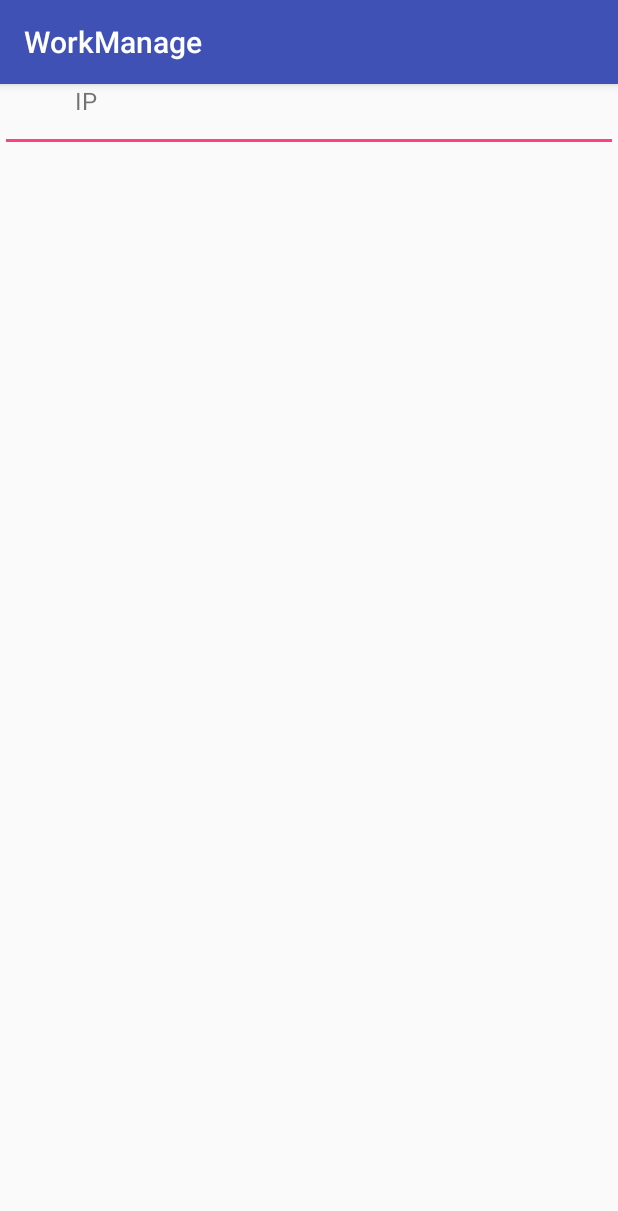
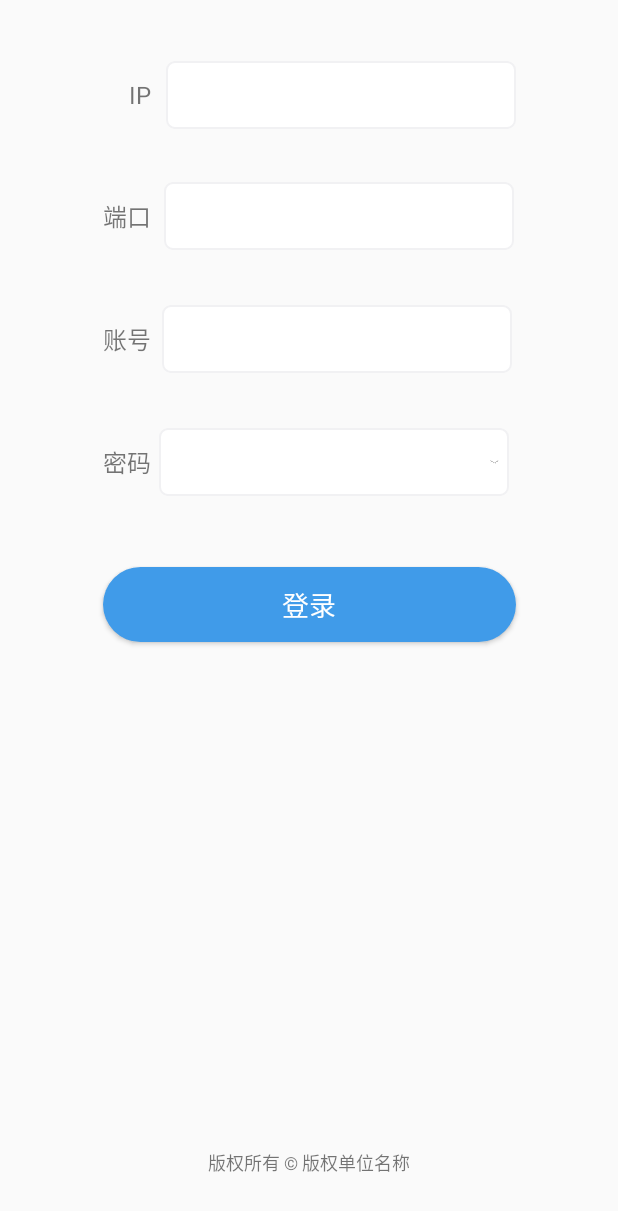
Before and after one commit to 18646331841/WorkManage, an Android app: the LoginActivity screen opened directly, with no data from a screen before it, on a phone screen of 412 x 824 dp. Shown: the top 1211 px of the screen. Run offline under Robolectric (Android 15) with nearby library versions, the phone set to English and light mode, and no system bars; our stand-ins replace EventBus, RxJava.

Commit message:
add loginfragment and layout_toolbar

```diff
--- a/app/src/main/java/com/barisetech/www/workmanage/base/BaseActivity.java
+++ b/app/src/main/java/com/barisetech/www/workmanage/base/BaseActivity.java
@@ -6,7 +6,10 @@ import android.content.ComponentCallbacks;
 import android.content.Context;
 import android.content.Intent;
 import android.content.res.Configuration;
+import android.graphics.Color;
+import android.os.Build;
 import android.os.Bundle;
+import android.support.v7.app.ActionBar;
 import android.support.v7.app.AppCompatActivity;
 import android.util.DisplayMetrics;
 import android.view.View;
@@ -29,6 +32,15 @@ public abstract class BaseActivity extends AppCompatActivity {
         super.onCreate(savedInstanceState);
         mContext = this;
         EventBus.getDefault().register(this);
+        if (Build.VERSION.SDK_INT >= 21) {
+            View decorView = getWindow().getDecorView();
+            int option = View.SYSTEM_UI_FLAG_LAYOUT_FULLSCREEN
+                    | View.SYSTEM_UI_FLAG_LAYOUT_STABLE;
+            decorView.setSystemUiVisibility(option);
+            getWindow().setStatusBarColor(Color.TRANSPARENT);
+        }
+        ActionBar actionBar = getSupportActionBar();
+        actionBar.hide();
 
         initView(savedInstanceState);
     }
--- a/app/src/main/java/com/barisetech/www/workmanage/view/LoginActivity.java
+++ b/app/src/main/java/com/barisetech/www/workmanage/view/LoginActivity.java
@@ -1,15 +1,44 @@
 package com.barisetech.www.workmanage.view;
 
-import android.support.v7.app.AppCompatActivity;
 import android.os.Bundle;
+import android.text.method.HideReturnsTransformationMethod;
+import android.text.method.PasswordTransformationMethod;
+import android.widget.Button;
+import android.widget.EditText;
+import android.widget.ImageView;
 
 import com.barisetech.www.workmanage.R;
+import com.barisetech.www.workmanage.base.BaseActivity;
+import com.barisetech.www.workmanage.bean.MessageEvent;
+import com.barisetech.www.workmanage.utils.FragmentUtil;
+import com.barisetech.www.workmanage.view.fragment.LoginFragment;
 
-public class LoginActivity extends AppCompatActivity {
+public class LoginActivity extends BaseActivity {
+
 
     @Override
-    protected void onCreate(Bundle savedInstanceState) {
-        super.onCreate(savedInstanceState);
-        setContentView(R.layout.activity_login);
+    protected void loadViewLayout() {
+        setContentView(R.layout.fragment_login);
     }
+    @Override
+    protected void bindViews() {
+        FragmentUtil.replaceSupportFragment(this, R.id.container, LoginFragment.class, LoginFragment.TAG, false, false);
+    }
+
+    @Override
+    protected void processLogic(Bundle savedInstanceState) {
+
+    }
+
+    @Override
+    protected void setListener() {
+
+    }
+
+    @Override
+    protected void showActivityOrFragment(MessageEvent messageEvent) {
+
+
+    }
+
 }
--- /dev/null
+++ b/app/src/main/java/com/barisetech/www/workmanage/view/fragment/LoginFragment.java
@@ -0,0 +1,57 @@
+package com.barisetech.www.workmanage.view.fragment;
+
+import android.os.Bundle;
+import android.support.annotation.NonNull;
+import android.support.annotation.Nullable;
+import android.support.v4.app.Fragment;
+import android.text.method.HideReturnsTransformationMethod;
+import android.text.method.PasswordTransformationMethod;
+import android.view.LayoutInflater;
+import android.view.View;
+import android.view.ViewGroup;
+import android.widget.Button;
+import android.widget.EditText;
+import android.widget.ImageView;
+
+import com.barisetech.www.workmanage.R;
+
+public class LoginFragment extends Fragment {
+    public static final String TAG = "LoginFragment";
+    private Button login;
+    private EditText et_ip;
+    private EditText et_port;
+    private EditText et_count;
+    private EditText et_password;
+    private ImageView revealPassword;
+
+
+    @Nullable
+    @Override
+    public View onCreateView(@NonNull LayoutInflater inflater, @Nullable ViewGroup container, @Nullable Bundle savedInstanceState) {
+        View view = inflater.inflate(R.layout.fragment_login,container,false);
+        initView(view);
+        return view;
+    }
+
+    private void initView(View view) {
+        et_ip = view.findViewById(R.id.et_ip);
+        et_port = view.findViewById(R.id.et_port);
+        et_count = view.findViewById(R.id.et_count);
+        et_password = view.findViewById(R.id.et_password);
+        revealPassword = view.findViewById(R.id.revealPassword);
+        revealPassword.setOnClickListener(new View.OnClickListener() {
+            @Override
+            public void onClick(View v) {
+                revealPassword();
+            }
+        });
+
+    }
+
+
+    private void revealPassword() {
+        revealPassword.setActivated(!revealPassword.isActivated());
+        et_password.setTransformationMethod(revealPassword.isActivated() ? HideReturnsTransformationMethod.getInstance() : PasswordTransformationMethod.getInstance());
+        et_password.setSelection(et_password.getText().toString().trim().length());
+    }
+}
--- /dev/null
+++ b/app/src/main/res/anim/backstack_pop_enter.xml
@@ -0,0 +1,5 @@
+<?xml version="1.0" encoding="utf-8"?>
+<translate xmlns:android="http://schemas.android.com/apk/res/android"
+    android:duration="200"
+    android:fromXDelta="-100%"
+    android:toXDelta="0" />
--- /dev/null
+++ b/app/src/main/res/anim/backstack_pop_exit.xml
@@ -0,0 +1,5 @@
+<?xml version="1.0" encoding="utf-8"?>
+<translate xmlns:android="http://schemas.android.com/apk/res/android"
+    android:duration="200"
+    android:fromXDelta="0"
+    android:toXDelta="100%" />
--- /dev/null
+++ b/app/src/main/res/anim/backstack_push_enter.xml
@@ -0,0 +1,5 @@
+<?xml version="1.0" encoding="utf-8"?>
+<translate xmlns:android="http://schemas.android.com/apk/res/android"
+    android:duration="200"
+    android:fromXDelta="100%"
+    android:toXDelta="0" />
--- /dev/null
+++ b/app/src/main/res/anim/backstack_push_exit.xml
@@ -0,0 +1,5 @@
+<?xml version="1.0" encoding="utf-8"?>
+<translate xmlns:android="http://schemas.android.com/apk/res/android"
+    android:duration="200"
+    android:fromXDelta="0"
+    android:toXDelta="-100%" />
--- /dev/null
+++ b/app/src/main/res/drawable/layout_corners.xml
@@ -0,0 +1,7 @@
+<?xml version="1.0" encoding="utf-8"?>
+<shape xmlns:android="http://schemas.android.com/apk/res/android">
+
+    <solid android:color="#FFFFFF" />
+    <corners android:radius="5dp" />
+    <stroke android:width="1dp" android:color="#f1f1f3" />
+</shape>
--- /dev/null
+++ b/app/src/main/res/drawable/reveal_pwd.xml
@@ -0,0 +1,5 @@
+<?xml version="1.0" encoding="utf-8"?>
+<selector xmlns:android="http://schemas.android.com/apk/res/android">
+    <item android:drawable="@drawable/ic_eye_open" android:state_activated="true" />
+    <item android:drawable="@drawable/ic_eye_closed" android:state_activated="false" />
+</selector>
--- /dev/null
+++ b/app/src/main/res/drawable/shane_button_corners.xml
@@ -0,0 +1,13 @@
+<?xml version="1.0" encoding="utf-8"?>
+<shape xmlns:android="http://schemas.android.com/apk/res/android"
+    android:shape="rectangle">
+
+    <solid android:color="#409be9"/>
+    <corners
+        android:bottomLeftRadius="25dp"
+        android:bottomRightRadius="25dp"
+        android:topLeftRadius="25dp"
+        android:topRightRadius="25dp"/>
+
+
+</shape>
--- a/app/src/main/res/layout/activity_login.xml
+++ /dev/null
@@ -1,35 +0,0 @@
-<?xml version="1.0" encoding="utf-8"?>
-<android.support.constraint.ConstraintLayout xmlns:android="http://schemas.android.com/apk/res/android"
-    xmlns:app="http://schemas.android.com/apk/res-auto"
-    xmlns:tools="http://schemas.android.com/tools"
-    android:layout_width="match_parent"
-    android:layout_height="match_parent">
-
-
-
-    <ImageView
-        android:id="@+id/img_logo"
-        android:layout_width="match_parent"
-        android:layout_height="wrap_content"
-        app:layout_constraintTop_toTopOf="parent"
-        app:layout_constraintRight_toRightOf="parent"
-        app:layout_constraintLeft_toRightOf="parent"/>
-
-    <TextView
-        android:id="@+id/tv_ip"
-        android:text="@string/tv_ip"
-        android:textSize="16dp"
-        android:layout_marginLeft="50dp"
-        android:layout_width="wrap_content"
-        android:layout_height="wrap_content"
-        app:layout_constraintLeft_toLeftOf="parent"
-        app:layout_constraintTop_toBottomOf="@id/img_logo"/>
-
-    <EditText
-        android:id="@+id/et_ip"
-        android:layout_width="match_parent"
-        android:layout_height="wrap_content"
-        app:layout_constraintLeft_toRightOf=""/>
-
-
-</android.support.constraint.ConstraintLayout>
--- /dev/null
+++ b/app/src/main/res/layout/fragment_login.xml
@@ -0,0 +1,157 @@
+<?xml version="1.0" encoding="utf-8"?>
+<android.support.constraint.ConstraintLayout xmlns:android="http://schemas.android.com/apk/res/android"
+    xmlns:app="http://schemas.android.com/apk/res-auto"
+    xmlns:tools="http://schemas.android.com/tools"
+    android:layout_width="match_parent"
+    android:layout_height="match_parent">
+
+
+
+    <ImageView
+        android:id="@+id/img_logo"
+        android:layout_width="match_parent"
+        android:layout_height="wrap_content"
+        app:layout_constraintTop_toTopOf="parent"
+        app:layout_constraintRight_toRightOf="parent"
+        app:layout_constraintLeft_toRightOf="parent"/>
+
+    <TextView
+        android:id="@+id/tv_ip"
+        android:text="@string/tv_ip"
+        android:textSize="16sp"
+        android:layout_marginTop="52dp"
+        android:layout_marginLeft="53dp"
+        android:layout_width="wrap_content"
+        android:layout_height="wrap_content"
+        app:layout_constraintRight_toRightOf="@id/tv_port"
+        app:layout_constraintTop_toBottomOf="@id/img_logo"/>
+
+    <EditText
+        android:id="@+id/et_ip"
+        android:layout_width="233dp"
+        android:layout_height="45dp"
+        android:layout_marginLeft="10dp"
+        android:background="@drawable/layout_corners"
+        app:layout_constraintBottom_toBottomOf="@id/tv_ip"
+        app:layout_constraintLeft_toRightOf="@id/tv_ip"
+        app:layout_constraintTop_toTopOf="@id/tv_ip" />
+
+
+    <TextView
+        android:id="@+id/tv_port"
+        android:text="@string/tv_port"
+        android:textSize="16sp"
+        android:layout_marginTop="58dp"
+        android:layout_width="wrap_content"
+        android:layout_height="wrap_content"
+        app:layout_constraintTop_toBottomOf="@id/tv_ip"
+        app:layout_constraintRight_toRightOf="@id/tv_ip"
+        app:layout_constraintLeft_toLeftOf="@id/tv_count"/>
+
+    <EditText
+        android:id="@+id/et_port"
+        android:layout_width="233dp"
+        android:layout_marginLeft="10dp"
+        android:layout_height="45dp"
+        app:layout_constraintLeft_toRightOf="@id/tv_port"
+        app:layout_constraintTop_toTopOf="@id/tv_port"
+        app:layout_constraintBottom_toBottomOf="@id/tv_port"
+        app:layout_constraintRight_toRightOf="@id/et_count"
+        android:background="@drawable/layout_corners" />
+
+    <TextView
+        android:id="@+id/tv_count"
+        android:text="@string/tv_count"
+        android:textSize="16sp"
+        android:layout_marginTop="58dp"
+        android:layout_width="wrap_content"
+        android:layout_height="wrap_content"
+        app:layout_constraintTop_toBottomOf="@id/tv_port"
+        app:layout_constraintLeft_toLeftOf="@id/tv_password"/>
+
+    <EditText
+        android:id="@+id/et_count"
+        android:layout_width="233dp"
+        android:layout_marginLeft="10dp"
+        android:layout_height="45dp"
+        app:layout_constraintLeft_toRightOf="@id/tv_count"
+        app:layout_constraintTop_toTopOf="@id/tv_count"
+        app:layout_constraintBottom_toBottomOf="@id/tv_count"
+        app:layout_constraintRight_toRightOf="@id/rl_pwd"
+        android:background="@drawable/layout_corners"
+        />
+
+
+
+    <RelativeLayout
+        android:id="@+id/rl_pwd"
+        android:paddingLeft="10dp"
+        android:layout_width="233dp"
+        android:layout_height="45dp"
+        android:background="@drawable/layout_corners"
+        app:layout_constraintLeft_toRightOf="@id/tv_password"
+        app:layout_constraintTop_toTopOf="@id/tv_password"
+        app:layout_constraintBottom_toBottomOf="@id/tv_password"
+        app:layout_constraintRight_toRightOf="@id/login">
+
+        <EditText
+            android:id="@+id/et_password"
+            android:layout_centerVertical="true"
+            android:layout_width="match_parent"
+            android:layout_height="wrap_content"
+            android:layout_marginLeft="10dp"
+            android:layout_toLeftOf="@+id/revealPassword"
+            android:background="@null"
+            android:inputType="textPassword"
+            android:maxLength="16"
+            android:singleLine="true"
+            android:textColorHint="#cacaca"
+            android:textSize="17sp" />
+
+        <ImageView
+            android:id="@+id/revealPassword"
+            android:layout_width="20dp"
+            android:layout_height="12dp"
+            android:layout_alignParentRight="true"
+            android:layout_centerVertical="true"
+            android:src="@drawable/reveal_pwd" />
+    </RelativeLayout>
+
+    <TextView
+        android:id="@+id/tv_password"
+        android:text="@string/tv_password"
+        android:textSize="16sp"
+        android:layout_marginTop="58dp"
+        android:layout_width="wrap_content"
+        android:layout_height="wrap_content"
+        app:layout_constraintLeft_toLeftOf="@id/login"
+        app:layout_constraintTop_toBottomOf="@id/tv_count"
+        app:layout_constraintRight_toRightOf="@id/tv_count"/>
+
+
+
+    <Button
+        android:id="@+id/login"
+        android:layout_width="275dp"
+        android:layout_height="50dp"
+        android:text="@string/tv_login"
+        android:textColor="@color/white"
+        android:textSize="18sp"
+        android:layout_marginTop="47dp"
+        android:background="@drawable/shane_button_corners"
+        app:layout_constraintRight_toRightOf="parent"
+        app:layout_constraintLeft_toLeftOf="parent"
+        app:layout_constraintTop_toBottomOf="@id/rl_pwd"/>
+
+    <TextView
+        android:text="@string/copyright"
+        android:textSize="12sp"
+        android:layout_width="wrap_content"
+        android:layout_height="wrap_content"
+        app:layout_constraintBottom_toBottomOf="parent"
+        app:layout_constraintLeft_toLeftOf="parent"
+        app:layout_constraintRight_toRightOf="parent"
+        android:layout_marginBottom="40dp"/>
+
+
+</android.support.constraint.ConstraintLayout>
--- a/app/src/main/res/layout/fragment_message.xml
+++ b/app/src/main/res/layout/fragment_message.xml
@@ -12,12 +12,14 @@
         android:layout_height="match_parent">
 
 
+        <include layout="@layout/layout_toolbar" android:id="@+id/toolbar"/>
+
+
         <android.support.constraint.ConstraintLayout
             android:id="@+id/message_menu"
             android:layout_width="match_parent"
             android:layout_height="169dp"
-            app:layout_constraintBottom_toTopOf="@+id/message_title"
-            app:layout_constraintTop_toTopOf="parent">
+            app:layout_constraintTop_toBottomOf="@id/toolbar">
 
             <ImageView
                 android:id="@+id/img_warn"
--- a/app/src/main/res/values/colors.xml
+++ b/app/src/main/res/values/colors.xml
@@ -4,4 +4,5 @@
     <color name="colorPrimaryDark">#303F9F</color>
     <color name="colorAccent">#FF4081</color>
     <color name="white">#ffffff</color>
+    <color name="theme_color">#2e86d0</color>
 </resources>
--- a/app/src/main/res/values/strings.xml
+++ b/app/src/main/res/values/strings.xml
@@ -18,6 +18,12 @@
     <string name="crash_notice">很抱歉，我有事儿，先走一步啦！</string>
     <string name="gesture_toast"></string>
     <string name="tv_ip">IP</string>
+    <string name="tv_port">端口</string>
+    <string name="tv_count">账号</string>
+    <string name="tv_password">密码</string>
+    <string name="tv_login">登录</string>
+    <string name="copyright">版权所有 © 版权单位名称</string>
+    <string name="back">返回</string>
 
     <!-- TODO: Remove or change this placeholder text -->
     <string name="hello_blank_fragment">Hello blank fragment</string>
```
Also changed, not shown: app/src/main/java/com/barisetech/www/workmanage/utils/FragmentUtil.java (added, +122 -0 lines), app/src/main/res/drawable/shape_gradient.xml (added, +8 -0 lines), app/src/main/res/layout/layout_toolbar.xml (added, +55 -0 lines), app/src/main/res/drawable/ic_eye_closed.png (added), app/src/main/res/drawable/ic_eye_open.png (added).
